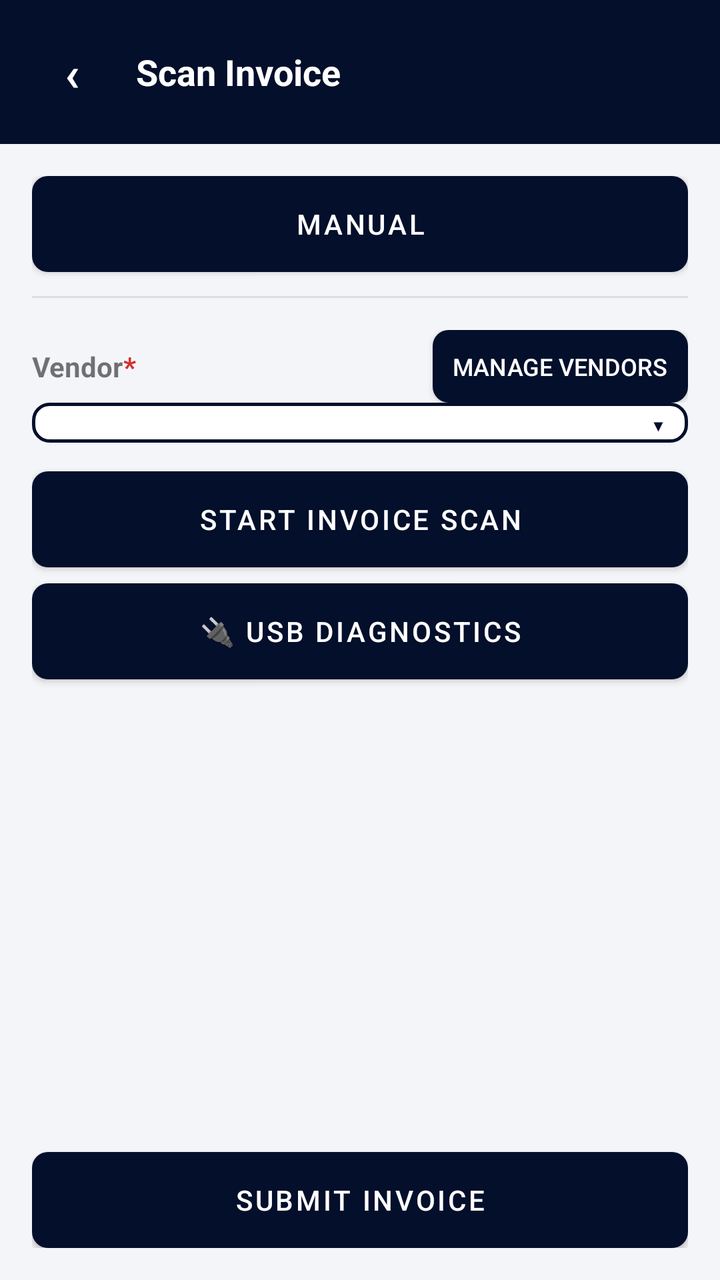
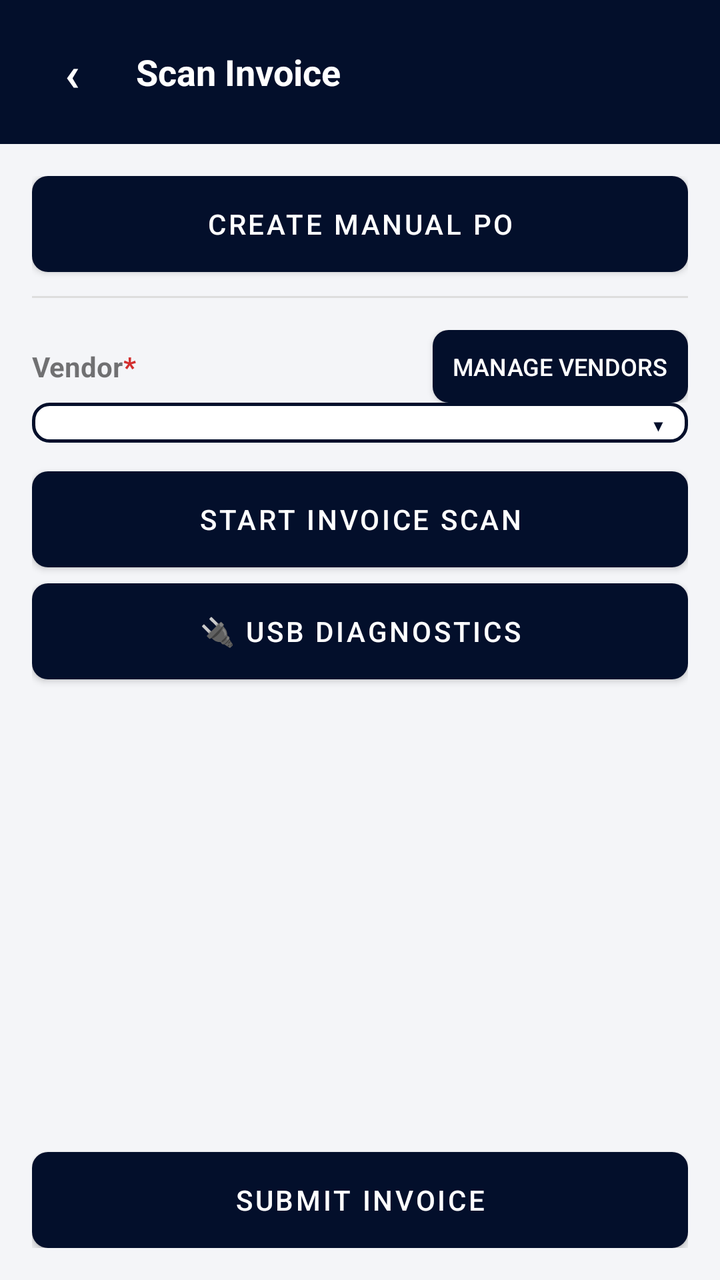

Two renders of the same Android screen: before a commit and after it. Below are the layout's source before the change and the commit's diff.
<!-- AndroidManifest.xml: activity theme Theme.InvoiceScanner -->
<!-- res/layout/activity_scan.xml -->
<?xml version="1.0" encoding="utf-8"?>
<LinearLayout xmlns:android="http://schemas.android.com/apk/res/android"
    xmlns:tools="http://schemas.android.com/tools"
    android:layout_width="match_parent"
    android:layout_height="match_parent"
    android:orientation="vertical"
    android:background="@color/screen_background">

    <LinearLayout
        android:layout_width="match_parent"
        android:layout_height="wrap_content"
        android:orientation="horizontal"
        android:gravity="center_vertical"
        android:background="@color/purple_primary"
        android:padding="12dp">
        <TextView
            android:id="@+id/textBack"
            android:layout_width="wrap_content"
            android:layout_height="wrap_content"
            android:minWidth="48dp"
            android:minHeight="48dp"
            android:gravity="center"
            android:text="&#8249;"
            android:textColor="@color/white"
            android:textStyle="bold"
            android:textSize="24sp"
            android:clickable="true"
            android:focusable="true" />
        <TextView
            android:layout_width="0dp"
            android:layout_height="wrap_content"
            android:layout_weight="1"
            android:text="Scan Invoice"
            android:textStyle="bold"
            android:textSize="18sp"
            android:textColor="@color/white"
            android:layout_marginStart="8dp" />
    </LinearLayout>

    <LinearLayout
        android:layout_width="match_parent"
        android:layout_height="0dp"
        android:layout_weight="1"
        android:orientation="vertical"
        android:padding="16dp">

    
    <Button
        android:id="@+id/buttonModeManual"
        android:layout_width="match_parent"
        android:layout_height="wrap_content"
        android:text="Manual"
        android:background="@drawable/bg_button_muted"
        android:textColor="@color/white" />

    <View
        android:layout_width="match_parent"
        android:layout_height="1dp"
        android:background="#DDDDDD"
        android:layout_marginTop="12dp"
        android:layout_marginBottom="4dp" />

    <TextView
        android:id="@+id/textPendingInvoice"
        android:layout_width="match_parent"
        android:layout_height="wrap_content"
        android:textColor="@color/purple_dark"
        android:textStyle="bold"
        android:layout_marginTop="8dp"
        android:visibility="gone" />

    
    <LinearLayout
        android:id="@+id/readyForReviewContainer"
        android:layout_width="match_parent"
        android:layout_height="wrap_content"
        android:orientation="vertical"
        android:background="#E8F5E9"
        android:padding="8dp"
        android:layout_marginTop="8dp"
        android:visibility="gone">
        <TextView
            android:id="@+id/textReadyForReviewHeader"
            android:layout_width="match_parent"
            android:layout_height="wrap_content"
            android:textStyle="bold"
            android:textColor="@color/purple_dark" />
        <LinearLayout
            android:id="@+id/readyForReviewList"
            android:layout_width="match_parent"
            android:layout_height="wrap_content"
            android:orientation="vertical" />
    </LinearLayout>

    <LinearLayout
        android:layout_width="match_parent"
        android:layout_height="wrap_content"
        android:orientation="horizontal"
        android:layout_marginTop="12dp"
        android:gravity="center_vertical">
        <TextView
            android:layout_width="wrap_content"
            android:layout_height="wrap_content"
            android:textStyle="bold"
            android:text="Vendor" />
        <TextView
            android:layout_width="0dp"
            android:layout_height="wrap_content"
            android:layout_weight="1"
            android:text="*"
            android:textColor="@color/error_red"
            android:textStyle="bold" />
        <Button
            android:id="@+id/linkManageVendors"
            style="?android:attr/buttonStyleSmall"
            android:layout_width="wrap_content"
            android:layout_height="wrap_content"
            android:text="Manage Vendors"
            android:textColor="@color/white"
            android:textSize="12sp"
            android:background="@drawable/bg_button_muted"
            android:paddingHorizontal="10dp"
            android:minWidth="0dp"
            android:minHeight="0dp" />
    </LinearLayout>

    
    <FrameLayout
        android:layout_width="match_parent"
        android:layout_height="wrap_content">
        <Spinner
            android:id="@+id/spinnerTemplate"
            android:layout_width="match_parent"
            android:layout_height="wrap_content"
            android:background="@drawable/bg_dropdown_field" />
        <TextView
            android:layout_width="wrap_content"
            android:layout_height="wrap_content"
            android:layout_gravity="center_vertical|end"
            android:layout_marginEnd="12dp"
            android:text="&#9662;"
            android:textColor="@color/purple_primary"
            android:textSize="16sp"
            android:clickable="false"
            android:focusable="false" />
    </FrameLayout>

    
    <Button
        android:id="@+id/buttonBrother"
        android:layout_width="match_parent"
        android:layout_height="wrap_content"
        android:layout_marginTop="12dp"
        android:text="START INVOICE SCAN"
        android:background="@drawable/bg_button_primary"
        android:textColor="@color/white" />

    
    <Button
        android:id="@+id/buttonUsbDiagnostics"
        android:layout_width="match_parent"
        android:layout_height="wrap_content"
        android:layout_marginTop="8dp"
        android:text="🔌 USB Diagnostics"
        android:background="@drawable/bg_button_muted"
        android:textColor="@color/white" />

    <androidx.recyclerview.widget.RecyclerView
        android:id="@+id/recyclerPages"
        android:layout_width="match_parent"
        android:layout_height="0dp"
        android:layout_weight="1"
        android:layout_marginTop="12dp"
        android:orientation="horizontal"
        tools:listitem="@layout/item_page_thumbnail" />

    <TextView
        android:id="@+id/textStatus"
        android:layout_width="match_parent"
        android:layout_height="wrap_content"
        android:layout_marginBottom="8dp" />

    <ProgressBar
        android:id="@+id/progressSubmit"
        style="?android:attr/progressBarStyleHorizontal"
        android:layout_width="match_parent"
        android:layout_height="wrap_content"
        android:visibility="gone"
        android:indeterminate="true" />

    <Button
        android:id="@+id/buttonSubmit"
        android:layout_width="match_parent"
        android:layout_height="wrap_content"
        android:text="Submit Invoice"
        android:background="@drawable/bg_button_primary"
        android:textColor="@color/white" />

    </LinearLayout>

</LinearLayout>
<!-- res/layout/item_page_thumbnail.xml (included above) -->
<?xml version="1.0" encoding="utf-8"?>
<LinearLayout xmlns:android="http://schemas.android.com/apk/res/android"
    android:layout_width="110dp"
    android:layout_height="wrap_content"
    android:orientation="vertical"
    android:gravity="center_horizontal"
    android:padding="4dp">

    <FrameLayout
        android:layout_width="100dp"
        android:layout_height="130dp">

        <ImageView
            android:id="@+id/imageThumbnail"
            android:layout_width="match_parent"
            android:layout_height="match_parent"
            android:scaleType="centerCrop"
            android:background="#EEEEEE" />

        <TextView
            android:id="@+id/textAnnotatedBadge"
            android:layout_width="wrap_content"
            android:layout_height="wrap_content"
            android:layout_gravity="top|end"
            android:background="@color/purple_primary"
            android:textColor="@color/white"
            android:text="✎"
            android:paddingHorizontal="6dp"
            android:visibility="gone" />
    </FrameLayout>

    <TextView
        android:id="@+id/textPageNumber"
        android:layout_width="wrap_content"
        android:layout_height="wrap_content"
        android:textSize="12sp"
        android:layout_marginTop="2dp" />

    <LinearLayout
        android:layout_width="wrap_content"
        android:layout_height="wrap_content"
        android:orientation="horizontal">

        <Button
            android:id="@+id/buttonDraw"
            style="?android:attr/buttonStyleSmall"
            android:layout_width="wrap_content"
            android:layout_height="wrap_content"
            android:text="Draw"
            android:textSize="10sp"
            android:background="@drawable/bg_button_muted"
            android:textColor="@color/white" />

        <Button
            android:id="@+id/buttonRemove"
            style="?android:attr/buttonStyleSmall"
            android:layout_width="wrap_content"
            android:layout_height="wrap_content"
            android:text="✕"
            android:textSize="10sp"
            android:background="@drawable/bg_button_danger"
            android:textColor="@color/white" />
    </LinearLayout>

</LinearLayout>
<!-- resources referenced by this layout -->
<resources>
  <color name="error_red">#D32F2F</color>
  <color name="purple_dark">#020A20</color>
  <color name="purple_primary">#030F2B</color>
  <color name="screen_background">#F4F5F8</color>
  <color name="white">#FFFFFFFF</color>
  <!-- drawable bg_button_danger (drawable) -->
  <?xml version="1.0" encoding="utf-8"?>
  <shape xmlns:android="http://schemas.android.com/apk/res/android" android:shape="rectangle">
      <solid android:color="#C62828" />
      <corners android:radius="8dp" />
  </shape>
  <!-- drawable bg_button_muted (drawable) -->
  <?xml version="1.0" encoding="utf-8"?>
  <shape xmlns:android="http://schemas.android.com/apk/res/android" android:shape="rectangle">
      <solid android:color="#6B7280" />
      <corners android:radius="8dp" />
  </shape>
  <!-- drawable bg_button_primary (drawable) -->
  <?xml version="1.0" encoding="utf-8"?>
  <shape xmlns:android="http://schemas.android.com/apk/res/android" android:shape="rectangle">
      <solid android:color="@color/purple_primary" />
      <corners android:radius="8dp" />
  </shape>
  <!-- drawable bg_dropdown_field (drawable) -->
  <?xml version="1.0" encoding="utf-8"?>
  <shape xmlns:android="http://schemas.android.com/apk/res/android" android:shape="rectangle">
      <solid android:color="@color/white" />
      <stroke android:width="1.5dp" android:color="@color/purple_primary" />
      <corners android:radius="8dp" />
      <padding android:left="12dp" android:top="10dp" android:right="36dp" android:bottom="10dp" />
  </shape>
  <style name="Theme.InvoiceScanner" parent="Theme.MaterialComponents.DayNight.NoActionBar">
          <item name="colorPrimary">@color/purple_primary</item>
          <item name="colorPrimaryDark">@color/purple_dark</item>
          <item name="colorAccent">@color/purple_primary</item>
          <item name="android:statusBarColor" tools:targetApi="l">@color/purple_dark</item>
      </style>
</resources>

<!-- the commit's change to res/layout/activity_scan.xml (unified diff, before → after) -->
@@ -49,8 +49,8 @@
         android:id="@+id/buttonModeManual"
         android:layout_width="match_parent"
         android:layout_height="wrap_content"
-        android:text="Manual"
-        android:background="@drawable/bg_button_muted"
+        android:text="Create Manual PO"
+        android:background="@drawable/bg_button_orange"
         android:textColor="@color/white" />
 
     <View
<!-- resource entries referenced after the edit -->
@@ -15,6 +15,12 @@
   <?xml version="1.0" encoding="utf-8"?>
   <shape xmlns:android="http://schemas.android.com/apk/res/android" android:shape="rectangle">
       <solid android:color="#6B7280" />
+      <corners android:radius="8dp" />
+  </shape>
+  <!-- drawable bg_button_orange (drawable) -->
+  <?xml version="1.0" encoding="utf-8"?>
+  <shape xmlns:android="http://schemas.android.com/apk/res/android" android:shape="rectangle">
+      <solid android:color="@color/status_staged" />
       <corners android:radius="8dp" />
   </shape>
   <!-- drawable bg_button_primary (drawable) -->
@@ -37,5 +43,6 @@
           <item name="colorAccent">@color/purple_primary</item>
           <item name="android:statusBarColor" tools:targetApi="l">@color/purple_dark</item>
       </style>
+  <color name="status_staged">#FFA500</color>
 </resources>
 
